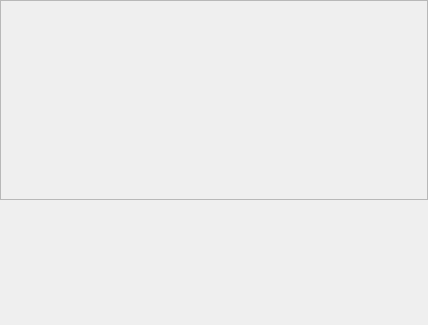
This is CaX/widget/musicdbwindow.ui in fsest4u/CaX_03 as Qt 5 draws it before an edit. The edited form follows.
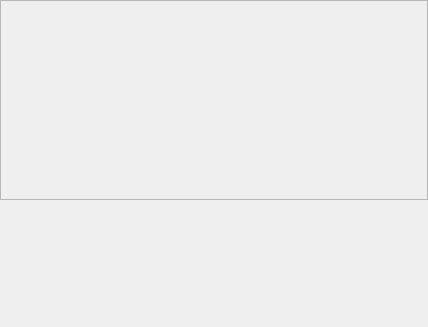
This is the edited form.

The edit to the form file:
```diff
--- a/CaX/widget/musicdbwindow.ui
+++ b/CaX/widget/musicdbwindow.ui
@@ -7,7 +7,7 @@
     <x>0</x>
     <y>0</y>
     <width>428</width>
-    <height>325</height>
+    <height>327</height>
    </rect>
   </property>
   <property name="windowTitle">
```
